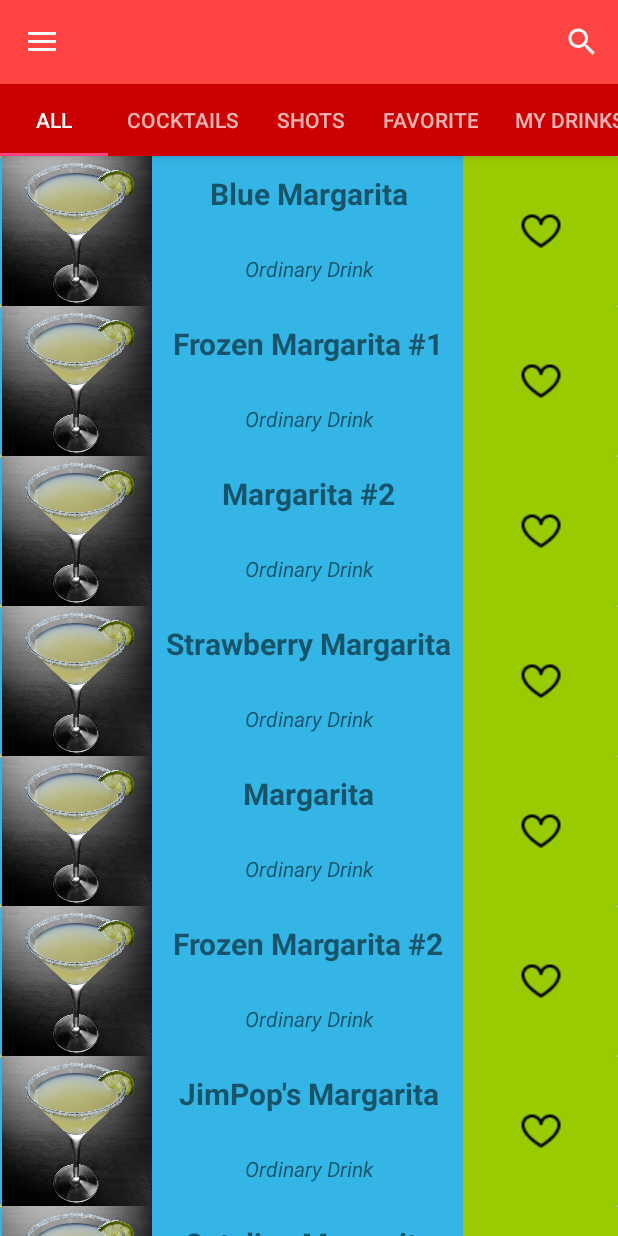
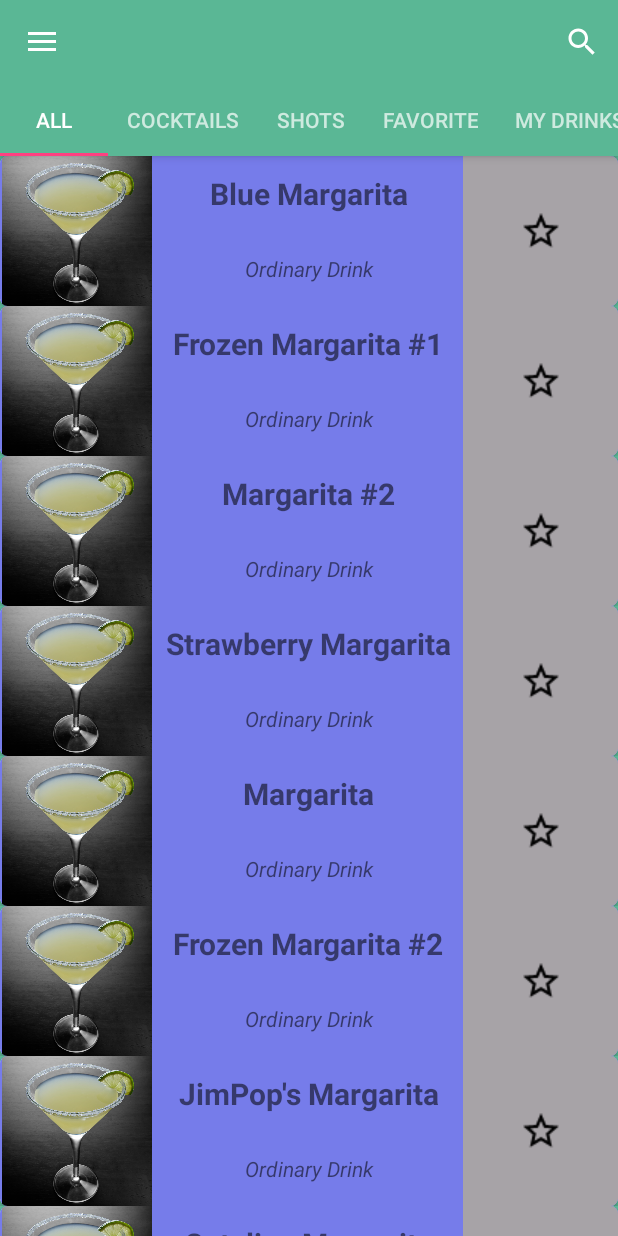
Before and after one commit to pploshtakov/Make_A_Cocktail, an Android app: the AllDrinksFragment screen opened directly, with no data from a screen before it, on a phone screen of 412 x 824 dp. Run offline under Robolectric (Android 15) with nearby library versions, the phone set to English and light mode, and no system bars; 1 statement that could not run was skipped.

Commit message:
change colors in AllDrinksActivity

```diff
--- a/app/src/main/java/com/example/pesho/make_a_cocktail/MyDrinkAdapter.java
+++ b/app/src/main/java/com/example/pesho/make_a_cocktail/MyDrinkAdapter.java
@@ -49,20 +49,20 @@ public class MyDrinkAdapter extends RecyclerView.Adapter<MyDrinkAdapter.MyViewHo
         holder.drinkTitleTextView.setText(drink.getName());
         holder.drinkCategoryTV.setText(drink.getStrCategory());
         if (drink.isFavorite()) {
-            holder.drinkFavoriteImageButton.setImageResource(R.drawable.favorite_pic);
+            holder.drinkFavoriteImageButton.setImageResource(R.drawable.star2_pic);
         } else {
-            holder.drinkFavoriteImageButton.setImageResource(R.drawable.heart_pic);
+            holder.drinkFavoriteImageButton.setImageResource(R.drawable.star1_pic);
         }
         holder.drinkFavoriteImageButton.setOnClickListener(new View.OnClickListener() {
             @Override
             public void onClick(View v) {
                 Drink drink = drinks.get(position);
                 if (!drink.isFavorite()) {
-                    holder.drinkFavoriteImageButton.setImageResource(R.drawable.favorite_pic);
+                    holder.drinkFavoriteImageButton.setImageResource(R.drawable.star2_pic);
                     drink.setFavorite(true);
                     UsersManager.addFavoriteDrink(loggedUser,drink);
                 } else {
-                    holder.drinkFavoriteImageButton.setImageResource(R.drawable.heart_pic);
+                    holder.drinkFavoriteImageButton.setImageResource(R.drawable.star1_pic);
                     drink.setFavorite(false);
                     UsersManager.removeFavoriteDrink(loggedUser,drink);
                 }
--- a/app/src/main/res/layout/app_bar_shop.xml
+++ b/app/src/main/res/layout/app_bar_shop.xml
@@ -5,7 +5,7 @@
     android:layout_width="match_parent"
     android:layout_height="match_parent"
     android:fitsSystemWindows="true"
-    android:background="@color/yellowBackground"
+    android:background="@color/custom_blue"
     tools:context=".ShopActivity">
 
     <LinearLayout
@@ -22,7 +22,7 @@
                 android:id="@+id/toolbar"
                 android:layout_width="match_parent"
                 android:layout_height="?attr/actionBarSize"
-                android:background="@android:color/holo_red_light"
+                android:background="@color/custom_blue"
                 app:popupTheme="@style/AppTheme.PopupOverlay"
                 />
           <include
--- a/app/src/main/res/layout/drink_info_layout.xml
+++ b/app/src/main/res/layout/drink_info_layout.xml
@@ -10,11 +10,12 @@
         android:layout_gravity="center"
         android:layout_width="match_parent"
         android:layout_height="wrap_content"
+        app:cardCornerRadius="5dp"
         >
         <LinearLayout
             android:layout_width="match_parent"
             android:layout_height="wrap_content"
-            android:background="@android:color/holo_blue_light"
+            android:background="#767cea"
             android:orientation="horizontal"
             >
             <ImageView
@@ -51,8 +52,8 @@
                 android:layout_width="0dp"
                 android:layout_height="match_parent"
                 android:layout_weight="1"
-                android:src="@drawable/favorite_pic"
-                android:background="@android:color/holo_green_light"
+                android:src="@drawable/star1_pic"
+                android:background="#a7a3a7"
                 />
 
 
--- a/app/src/main/res/layout/my_toolbar.xml
+++ b/app/src/main/res/layout/my_toolbar.xml
@@ -3,7 +3,7 @@
     android:layout_width="match_parent"
     android:layout_height="wrap_content"
     xmlns:app="http://schemas.android.com/apk/res-auto"
-    android:background="@android:color/holo_red_dark"
+    android:background="@color/custom_blue"
     app:tabMode="scrollable"
     android:id="@+id/tab_layout">
 
--- a/app/src/main/res/menu/activity_shop_drawer.xml
+++ b/app/src/main/res/menu/activity_shop_drawer.xml
@@ -2,6 +2,7 @@
 <menu xmlns:android="http://schemas.android.com/apk/res/android"
     >
     <group android:checkableBehavior="single">
+
         <item
             android:id="@+id/nav_drinks"
             android:icon="@drawable/coctail_nav_pic"
--- a/app/src/main/res/values/colors.xml
+++ b/app/src/main/res/values/colors.xml
@@ -8,4 +8,5 @@
     <color name="darkBlue">#FF49BFF5</color>
     <color name="lightBlue">#FFB0E6FF</color>
     <color name="black">#000000</color>
+    <color name="custom_blue">#5ab795</color>
 </resources>
```
Also changed, not shown: app/src/main/res/drawable/star1_pic.png (added), app/src/main/res/drawable/star2_pic.png (added).
